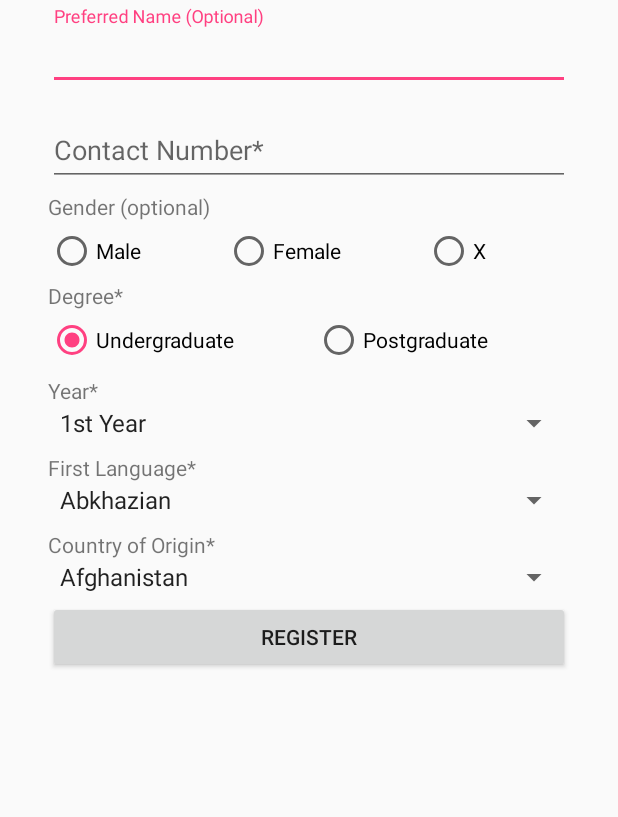
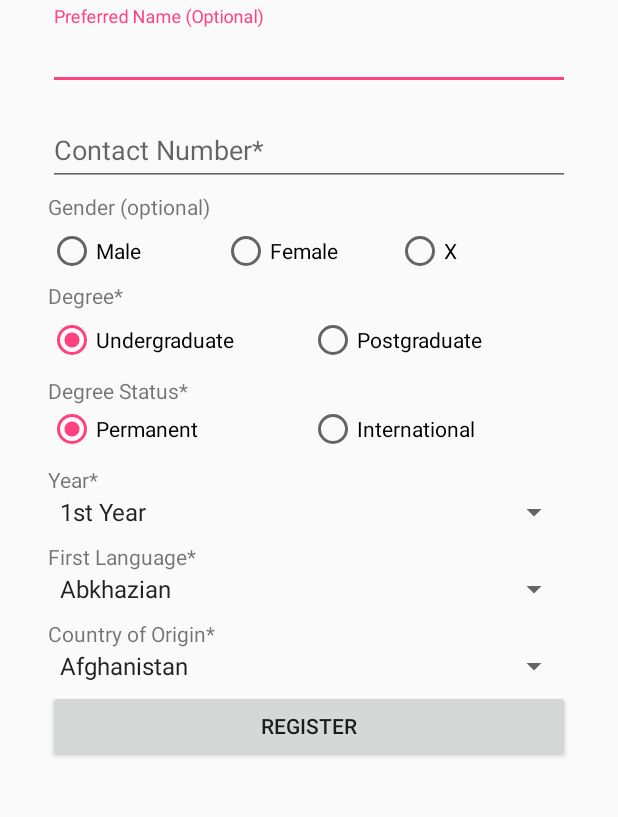
Before and after one commit to TecMonkey/SDP_29_1, an Android app: the fragment RegisterFragment shown on its own in the app's theme, on a phone screen of 412 x 824 dp, the part 68-885 px from its top. Run offline under Robolectric (Android 15) with nearby library versions, the phone set to English and light mode, and no system bars.

Commit message:
Added degree status to layout. Made radio buttons equal width.

```diff
--- a/app/src/main/res/layout/fragment_register.xml
+++ b/app/src/main/res/layout/fragment_register.xml
@@ -71,21 +71,21 @@
 
                     <RadioButton
                         android:id="@+id/fragment_register_gender_male_radio_button"
-                        android:layout_width="wrap_content"
+                        android:layout_width="0dp"
                         android:layout_height="wrap_content"
                         android:layout_weight="1"
                         android:text="@string/male" />
 
                     <RadioButton
                         android:id="@+id/fragment_register_gender_female_radio_button"
-                        android:layout_width="wrap_content"
+                        android:layout_width="0dp"
                         android:layout_height="wrap_content"
                         android:layout_weight="1"
                         android:text="@string/female" />
 
                     <RadioButton
                         android:id="@+id/fragment_register_gender_x_radio_button"
-                        android:layout_width="wrap_content"
+                        android:layout_width="0dp"
                         android:layout_height="wrap_content"
                         android:layout_weight="1"
                         android:text="@string/x" />
@@ -114,17 +114,53 @@
 
                     <RadioButton
                         android:id="@+id/fragment_register_degree_undergraduate_radio_button"
-                        android:layout_width="wrap_content"
+                        android:layout_width="0dp"
                         android:layout_height="wrap_content"
                         android:layout_weight="1"
                         android:text="@string/undergraduate" />
 
                     <RadioButton
                         android:id="@+id/fragment_register_degree_postgraduate_radio_button"
-                        android:layout_width="wrap_content"
+                        android:layout_width="0dp"
                         android:layout_height="wrap_content"
                         android:layout_weight="1"
                         android:text="@string/postgraduate" />
+                </RadioGroup>
+            </LinearLayout>
+
+            <LinearLayout
+                android:layout_width="match_parent"
+                android:layout_height="wrap_content"
+                android:layout_marginBottom="@dimen/form_vertical_margin"
+                android:layout_marginTop="@dimen/form_vertical_margin"
+                android:orientation="vertical">
+
+                <TextView
+                    android:layout_width="match_parent"
+                    android:layout_height="wrap_content"
+                    android:gravity="start"
+                    android:text="@string/degree_status_required" />
+
+                <RadioGroup
+                    android:id="@+id/fragment_register_degree_status_radio_group"
+                    android:layout_width="match_parent"
+                    android:layout_height="wrap_content"
+                    android:checkedButton="@+id/fragment_register_degree_status_permanent_radio_button"
+                    android:orientation="horizontal">
+
+                    <RadioButton
+                        android:id="@+id/fragment_register_degree_status_permanent_radio_button"
+                        android:layout_width="0dp"
+                        android:layout_height="wrap_content"
+                        android:layout_weight="1"
+                        android:text="@string/permanent" />
+
+                    <RadioButton
+                        android:id="@+id/fragment_register_degree_status_international_radio_button"
+                        android:layout_width="0dp"
+                        android:layout_height="wrap_content"
+                        android:layout_weight="1"
+                        android:text="@string/international" />
                 </RadioGroup>
             </LinearLayout>
 
--- a/app/src/main/res/values/strings.xml
+++ b/app/src/main/res/values/strings.xml
@@ -35,6 +35,9 @@
 
     <string name="error_preferred_name_invalid">Name can only contain letters</string>
     <string name="error_phone_number_invalid">Please enter a valid contact number</string>
+    <string name="permanent">Permanent</string>
+    <string name="international">International</string>
+    <string name="degree_status_required">Degree Status*</string>
 
     <string-array name="years">
         <item>1st Year</item>
```
